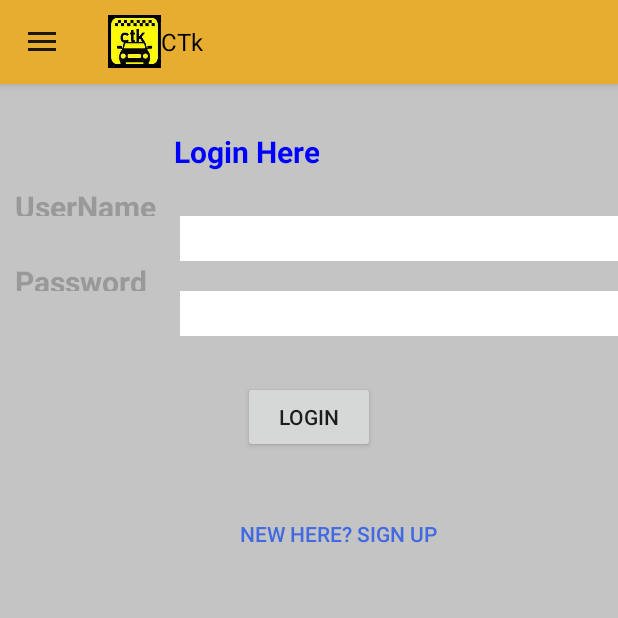
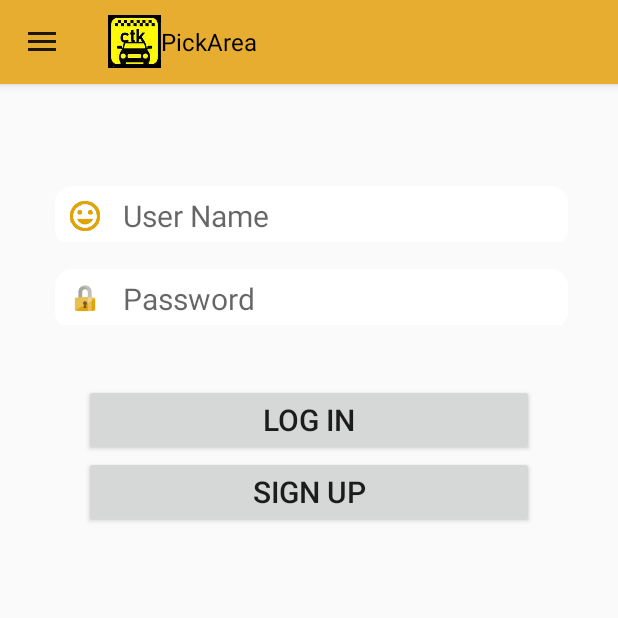
Before and after one commit to naddy095/BusApplication-master, an Android app: the fragment LoginFragment placed in its activity, on a phone screen of 412 x 824 dp, the top half of it. Run offline under Robolectric (Android 15) with nearby library versions, the phone set to English and light mode, and no system bars.

```diff
--- a/app/src/main/java/com/example/busapp/MainActivity.java
+++ b/app/src/main/java/com/example/busapp/MainActivity.java
@@ -95,10 +95,12 @@ public class MainActivity extends ActionBarActivity implements AdapterView.OnIte
                 break;
 
             case 3 :
-
+                SignUpFragment signUpFragment = new SignUpFragment();
+                fragmentTransaction = fragmentManager.beginTransaction();
+                fragmentTransaction.replace(R.id.frameLayout,signUpFragment);
+                fragmentTransaction.commit();
                 break;
         }
-
     }
 
     @Override
--- a/app/src/main/res/layout/activity_pick_area.xml
+++ b/app/src/main/res/layout/activity_pick_area.xml
@@ -6,7 +6,8 @@
     android:paddingBottom="@dimen/activity_vertical_margin"
     tools:context="com.example.busapp.PickArea">
 
-    <TextView android:text="@string/hello_world" android:layout_width="wrap_content"
+    <TextView android:text="@string/hello_world"
+        android:layout_width="wrap_content"
         android:layout_height="wrap_content" />
 
 </RelativeLayout>
--- a/app/src/main/res/layout/fragment_login_fragment.xml
+++ b/app/src/main/res/layout/fragment_login_fragment.xml
@@ -1,125 +1,113 @@
 <FrameLayout xmlns:android="http://schemas.android.com/apk/res/android"
-    xmlns:tools="http://schemas.android.com/tools" android:layout_width="match_parent"
-    android:layout_height="match_parent" tools:context="com.example.busapp.LoginFragment">
-
-    <!-- TODO: Update blank fragment layout -->
-    <LinearLayout xmlns:android="http://schemas.android.com/apk/res/android"
+    xmlns:tools="http://schemas.android.com/tools"
     android:layout_width="match_parent"
     android:layout_height="match_parent"
-        android:background="#C4C4C4"
-
-        android:orientation="vertical"
-        android:weightSum="1">
-
-        <LinearLayout
-            android:orientation="horizontal"
-            android:layout_width="160dp"
-            android:layout_height="wrap_content"
-            android:layout_marginTop="20dp"
-            android:layout_marginLeft="95dp"
-            android:layout_weight="0.03">
-
-            <TextView
-                android:layout_width="wrap_content"
-                android:layout_height="50dp"
-                android:id="@+id/ulogin"
-                android:text="Login Here"
-                android:textColor="#0000FF"
-                android:textSize="20dp"
-                android:textStyle="bold"
-                android:layout_marginLeft="20dp"
-                android:gravity="center_horizontal|center_vertical"
-                />
-
-        </LinearLayout>
-
-        <LinearLayout
-            android:orientation="horizontal"
-            android:layout_width="match_parent"
-            android:layout_height="match_parent">
+    tools:context="com.example.busapp.LoginFragment">
 
     <LinearLayout
         android:orientation="vertical"
         android:layout_width="match_parent"
-                android:layout_height="322dp"
-                android:weightSum="1"
-                >
-
-                <TextView
-                    android:layout_width="wrap_content"
-                    android:layout_height="20dp"
-                    android:text="UserName"
-                    android:textColor="#999999"
+        android:layout_height="match_parent"
+        android:layout_marginTop="200dp"
+        android:layout_gravity="center_horizontal|top"
+        android:id="@+id/usernamePasswordLL">
+        <Button
+            android:layout_width="300dp"
+            android:layout_height="wrap_content"
             android:textSize="20dp"
-                    android:textStyle="bold"
-                    android:layout_marginLeft="10dp"
-                    android:id="@+id/t1"
-                    />
-
-                <EditText
-                    android:layout_width="match_parent"
-                    android:layout_height="30dp"
-                    android:layout_marginLeft="120dp"
-                    android:id="@+id/uname"
-                    android:background="#ffffff"
-                    android:layout_toRightOf="@+id/t1"
-                    />
-
-
-                <TextView
-                    android:layout_width="wrap_content"
-                    android:layout_height="20dp"
-                    android:text="Password"
-                    android:textColor="#999999"
-                    android:textSize="20dp"
-                    android:textStyle="bold"
-                    android:layout_marginLeft="10dp"
-                    android:id="@+id/t2"
-                    android:layout_below="@+id/t2"
-
-                    />
-
-                <EditText
-                    android:layout_width="match_parent"
-                    android:layout_height="30dp"
-                    android:layout_marginLeft="120dp"
-                    android:id="@+id/pwd"
-                    android:background="#ffffff"
-                    android:layout_toRightOf="@+id/t1"
-                    />
-
+            android:layout_gravity="center"
+            android:text="@string/login"
+            android:id="@+id/btnLogin" />
 
         <Button
-                    android:layout_width="wrap_content"
+            android:layout_width="300dp"
             android:layout_height="wrap_content"
-                    android:id="@+id/login"
-                    android:layout_marginLeft="20dp"
-                    android:layout_below="@+id/pwd"
+            android:textSize="20dp"
             android:layout_gravity="center"
-                    android:layout_margin="30dp"
-                    android:text="LOGIN"/>
-
-
-                <Button
-                    android:layout_width="wrap_content"
-                    android:layout_height="wrap_content"
-                    android:id="@+id/newuser"
-                    android:layout_marginLeft="20dp"
-                    android:layout_below="@+id/pwd"
-                    android:layout_gravity="center"
-                    android:textColor="#4169E1"
-                    android:text="NEW HERE? SIGN UP"
-                    style="?android:attr/borderlessButtonStyle"/>
-
-
+            android:text="@string/sign_up"
+            android:id="@+id/btnSignUp" />
     </LinearLayout>
 
 
+    <LinearLayout
+        android:layout_width="match_parent"
+        android:layout_height="wrap_content"
+        android:layout_marginTop="30dp"
+        android:gravity="center"
+        android:orientation="vertical">
 
+    <LinearLayout
+        android:layout_width="match_parent"
+        android:layout_height="wrap_content"
+        android:layout_marginTop="30dp"
+        android:gravity="center"
+        android:orientation="horizontal">
 
-
-
+        <LinearLayout
+            android:id="@+id/userNameLL"
+            android:layout_width="342dp"
+            android:layout_height="40dp"
+            android:layout_marginLeft="4dp"
+            android:layout_marginTop="5dp"
+            android:background="@drawable/shape"
+            android:gravity="center"
+            android:orientation="horizontal">
+            <ImageView
+                android:layout_width="20dp"
+                android:layout_height="20dp"
+                android:layout_marginLeft="10dp"
+                android:src="@drawable/username"
+                />
+            <EditText
+                android:layout_width="match_parent"
+                android:layout_height="wrap_content"
+                android:layout_marginLeft="15dp"
+                android:layout_marginTop="0dp"
+                android:gravity="left|center_vertical"
+                android:textColor="#999999"
+                android:textSize="20sp"
+                android:textStyle="normal"
+                android:background="#00000000"
+                android:hint="@string/username"
+                android:id="@+id/tvUserName"/>
         </LinearLayout>
     </LinearLayout>
 
+    <LinearLayout
+        android:layout_width="match_parent"
+        android:layout_height="wrap_content"
+        android:layout_marginTop="10dp"
+        android:gravity="center"
+        android:orientation="horizontal">
+
+        <LinearLayout
+            android:id="@+id/passwordLL"
+            android:layout_width="342dp"
+            android:layout_height="40dp"
+            android:layout_marginLeft="4dp"
+            android:layout_marginTop="5dp"
+            android:background="@drawable/shape"
+            android:gravity="center"
+            android:orientation="horizontal">
+            <ImageView
+                android:layout_width="20dp"
+                android:layout_height="20dp"
+                android:layout_marginLeft="10dp"
+                android:src="@drawable/password"
+                />
+            <EditText
+                android:layout_width="match_parent"
+                android:layout_height="wrap_content"
+                android:layout_marginLeft="15dp"
+                android:layout_marginTop="0dp"
+                android:gravity="left|center_vertical"
+                android:background="#00000000"
+                android:textColor="#999999"
+                android:textSize="20sp"
+                android:textStyle="normal"
+                android:hint="@string/password"
+                android:id="@+id/tvPassword" />/>
+        </LinearLayout>
+    </LinearLayout>
+    </LinearLayout>
 </FrameLayout>
--- /dev/null
+++ b/app/src/main/res/layout/splash_screen.xml
@@ -0,0 +1,6 @@
+<LinearLayout xmlns:android="http://schemas.android.com/apk/res/android"
+        android:layout_width="match_parent"
+        android:layout_height="match_parent"
+        android:gravity="center|bottom"
+        android:background="@drawable/mainbackgrnd">
+</LinearLayout>
--- a/app/src/main/res/values/strings.xml
+++ b/app/src/main/res/values/strings.xml
@@ -12,11 +12,17 @@
     <string name="title_activity_calendar">Calendar</string>
     <string name="time_picker">Select Time</string>
     <string name="hello_world">Hello world!</string>
+    <string name="username">User Name</string>
+    <string name="password">Password</string>
+    <string name="login">Log In</string>
+    <string name="sign_up">Sign Up</string>
+    <string name="name">Name</string>
+    <string name="phone_no">Phone</string>
 
     <string-array name="fragment_drawer_items">
         <item>Daily Package</item>
         <item>My Rides</item>
-        <item>Login</item>
+        <item>Login/SignUp</item>
         <item>SIGN OUT</item>
 
 
```
Also changed, not shown: app/src/main/AndroidManifest.xml (+10 -3 lines), app/src/main/java/com/example/busapp/SignUpFragment.java (added, +56 -0 lines), app/src/main/java/com/example/busapp/SplashScreenActivity.java (added, +44 -0 lines), app/src/main/res/layout/fragment_sign_up.xml (added, +178 -0 lines), app/src/main/res/drawable-hdpi/red.png (deleted), app/src/main/res/drawable/mainbackgrnd.png (added), app/src/main/res/drawable/name.png (added), app/src/main/res/drawable/password.png (added), app/src/main/res/drawable/phone.png (added), app/src/main/res/drawable/username.png (added), 4 other files. Lines whose indentation alone changed are shown as unchanged.
